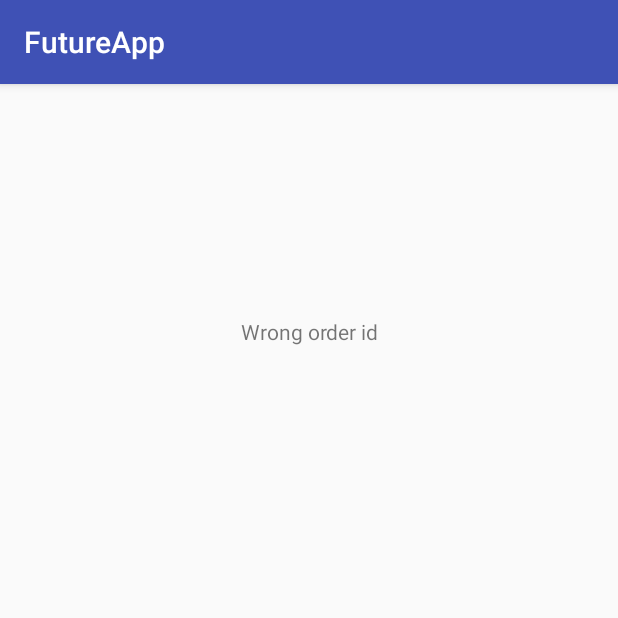
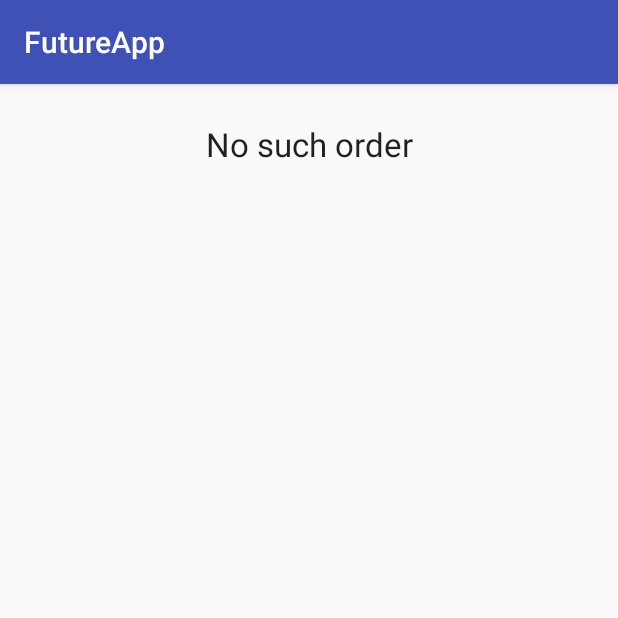
Before and after one commit to tomgozdek/FutureApp, an Android app: the DetailFragment screen opened directly, with no data from a screen before it, on a phone screen of 412 x 824 dp, the top half of it. Run offline under Robolectric (Android 15) with nearby library versions, the phone set to English and light mode, and no system bars; our stand-ins replace ButterKnife, Picasso, data binding; libraries missing offline, so code that uses them is left out: io.realm; pictures from the network do not load; 8 statements that could not run were skipped.

Commit message:
Add error handling  logic when passing wrong orderID

```diff
--- a/app/src/main/java/com/tomekgozdek/futureapp/detail/DetailFragment.java
+++ b/app/src/main/java/com/tomekgozdek/futureapp/detail/DetailFragment.java
@@ -1,12 +1,9 @@
 package com.tomekgozdek.futureapp.detail;
 
-import android.databinding.BindingAdapter;
 import android.databinding.DataBindingUtil;
-import android.databinding.ViewDataBinding;
 import android.os.Bundle;
 import android.support.annotation.Nullable;
 import android.support.v4.app.Fragment;
-import android.util.Log;
 import android.view.LayoutInflater;
 import android.view.View;
 import android.view.ViewGroup;
@@ -37,6 +34,12 @@ public class DetailFragment extends Fragment implements DetailPresenter.View{
     @BindView(R.id.description)
     TextView descriptionView;
 
+    @BindView(R.id.error)
+    TextView errorView;
+
+    @BindView(R.id.details)
+    ViewGroup detailsContainer;
+
     @Nullable
     @Override
     public View onCreateView(LayoutInflater inflater, @Nullable ViewGroup container, @Nullable Bundle savedInstanceState) {
@@ -65,6 +68,8 @@ public class DetailFragment extends Fragment implements DetailPresenter.View{
     @Override
     public void loadItemDetails(FutureItem item, String date) {
         if(item != null) {
+            errorView.setVisibility(View.GONE);
+            detailsContainer.setVisibility(View.VISIBLE);
             viewBinding.setFutureItem(item);
             viewBinding.setDate(date);
         }
@@ -72,7 +77,6 @@ public class DetailFragment extends Fragment implements DetailPresenter.View{
 
     @Override
     public void loadImage(String url) {
-        Log.d("TOMEK", "loadImage: ");
         Picasso.with(getContext())
                 .load(url)
                 .into(imageView);
@@ -80,7 +84,9 @@ public class DetailFragment extends Fragment implements DetailPresenter.View{
 
     @Override
     public void onError(String msg) {
-        descriptionView.setText(msg);
+        errorView.setVisibility(View.VISIBLE);
+        detailsContainer.setVisibility(View.GONE);
+        errorView.setText(msg);
     }
 
 }
--- a/app/src/main/java/com/tomekgozdek/futureapp/detail/DetailPresenter.java
+++ b/app/src/main/java/com/tomekgozdek/futureapp/detail/DetailPresenter.java
@@ -1,6 +1,7 @@
 package com.tomekgozdek.futureapp.detail;
 
 import android.support.annotation.NonNull;
+import android.util.Log;
 
 import com.tomekgozdek.futureapp.model.FutureItem;
 import com.tomekgozdek.futureapp.presenter.BasicView;
@@ -41,11 +42,12 @@ public class DetailPresenter implements Presenter{
         FutureItem item = repository.getFutureItemByOrderId(mOrderId);
 
         SimpleDateFormat sdf = new SimpleDateFormat("d MMMM, yyyy");
+
         if(item != null) {
             mView.loadItemDetails(item, sdf.format(item.getModificationDate()));
             mView.loadImage(item.getImageUrl());
         } else {
-            mView.onError("Wrong order id");
+            mView.onError("No such order");
         }
     }
 
--- a/app/src/main/java/com/tomekgozdek/futureapp/model/FutureItem.java
+++ b/app/src/main/java/com/tomekgozdek/futureapp/model/FutureItem.java
@@ -1,4 +1,6 @@
 package com.tomekgozdek.futureapp.model;
+
+import android.databinding.BaseObservable;
 
 import com.google.gson.annotations.SerializedName;
 
--- a/app/src/main/res/layout/future_item_detail_layout.xml
+++ b/app/src/main/res/layout/future_item_detail_layout.xml
@@ -8,11 +8,19 @@
         <variable
             name="date"
             type="String"/>
+        <variable
+            name="presenter"
+            type="com.tomekgozdek.futureapp.detail.DetailPresenter"/>
     </data>
     <LinearLayout
         android:layout_width="match_parent"
         android:layout_height="match_parent"
         android:padding="15dp"
+        android:orientation="vertical">
+        <LinearLayout
+                android:id="@+id/details"
+                android:layout_width="match_parent"
+                android:layout_height="wrap_content"
                 android:orientation="vertical">
             <TextView
                 android:id="@+id/title"
@@ -40,7 +48,8 @@
                 android:gravity="center"
                 android:layout_marginBottom="10dp"
                 android:text="@{futureItem.description}"
-            tools:text="Biltong pork loin hamburger alcatra picanha prosciutto.  Prosciutto turkey pancetta salami pork belly, tri-tip sausage bacon doner swine kielbasa brisket.  Andouille leberkas tenderloin doner bresaola meatloaf drumstick ground round.  Shank hamburger strip steak bacon fatback turkey shoulder drumstick chuck corned beef landjaeger boudin flank.  Pork tri-tip bresaola andouille capicola prosciutto.\n\nGround round jowl kevin pancetta shankle frankfurter beef ribs shoulder pork belly pig ham cupim short ribs.  Rump pork belly swine chuck ball tip, fatback capicola burgdoggen prosciutto bresaola strip steak short loin.  Shoulder turducken pastrami ham hock, jowl andouille flank shankle pork chop ball tip kielbasa tail.  Prosciutto ham hock chicken shoulder, biltong t-bone bresaola tongue cow meatball pig tenderloin porchetta."/>
+                tools:text="Biltong pork loin hamburger alcatra picanha prosciutto.  Prosciutto
+            turkey pancetta salami pork belly, tri-tip sausage bacon doner swine kielbasa brisket.  Andouille leberkas tenderloin doner bresaola meatloaf drumstick ground round.  Shank hamburger strip steak bacon fatback turkey shoulder drumstick chuck corned beef landjaeger boudin flank.  Pork tri-tip bresaola andouille capicola prosciutto.\n\nGround round jowl kevin pancetta shankle frankfurter beef ribs shoulder pork belly pig ham cupim short ribs.  Rump pork belly swine chuck ball tip, fatback capicola burgdoggen prosciutto bresaola strip steak short loin.  Shoulder turducken pastrami ham hock, jowl andouille flank shankle pork chop ball tip kielbasa tail.  Prosciutto ham hock chicken shoulder, biltong t-bone bresaola tongue cow meatball pig tenderloin porchetta."/>
 
             <TextView
                 android:id="@+id/date"
@@ -51,4 +60,15 @@
                 tools:text="2013-10-31"/>
         </LinearLayout>
 
+        <TextView
+            android:id="@+id/error"
+            android:layout_width="match_parent"
+            android:layout_height="wrap_content"
+            android:visibility="gone"
+            android:gravity="center"
+            android:textAppearance="@style/TextAppearance.AppCompat.Large"
+            android:layout_marginTop="10dp"
+            android:layout_marginBottom="15dp"/>
+    </LinearLayout>
+
 </layout>
```
Lines whose indentation alone changed are shown as unchanged.
